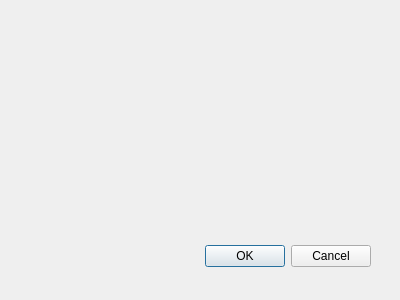
This is swapdialog.ui in mohammadAminBateni/AP-Project as Qt 5 draws it before an edit. The edited form follows.
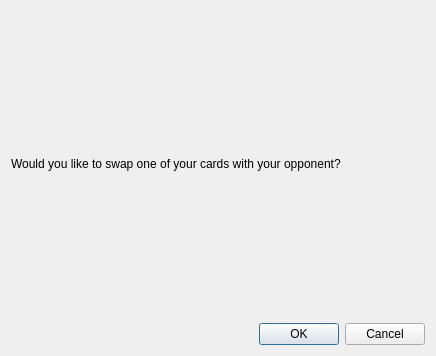
This is the edited form. Icons and pictures are not drawn.

The edit to the form file:
```diff
--- a/swapdialog.ui
+++ b/swapdialog.ui
@@ -6,22 +6,19 @@
    <rect>
     <x>0</x>
     <y>0</y>
-    <width>400</width>
-    <height>300</height>
+    <width>436</width>
+    <height>356</height>
    </rect>
   </property>
   <property name="windowTitle">
    <string>Dialog</string>
   </property>
+  <property name="styleSheet">
+   <string notr="true">border-image: url(:/new/prefix1/Game-Ground-Photo.JPG);</string>
+  </property>
+  <layout class="QGridLayout" name="gridLayout">
+   <item row="2" column="0">
   <widget class="QDialogButtonBox" name="buttonBox">
-   <property name="geometry">
-    <rect>
-     <x>30</x>
-     <y>240</y>
-     <width>341</width>
-     <height>32</height>
-    </rect>
-   </property>
    <property name="orientation">
     <enum>Qt::Orientation::Horizontal</enum>
    </property>
@@ -29,6 +26,15 @@
     <set>QDialogButtonBox::StandardButton::Cancel|QDialogButtonBox::StandardButton::Ok</set>
    </property>
   </widget>
+   </item>
+   <item row="0" column="0" rowspan="2">
+    <widget class="QLabel" name="label">
+     <property name="text">
+      <string>Would you like to swap one of your cards with your opponent?</string>
+     </property>
+    </widget>
+   </item>
+  </layout>
  </widget>
  <resources/>
  <connections>
```
Lines whose indentation alone changed are shown as unchanged.
